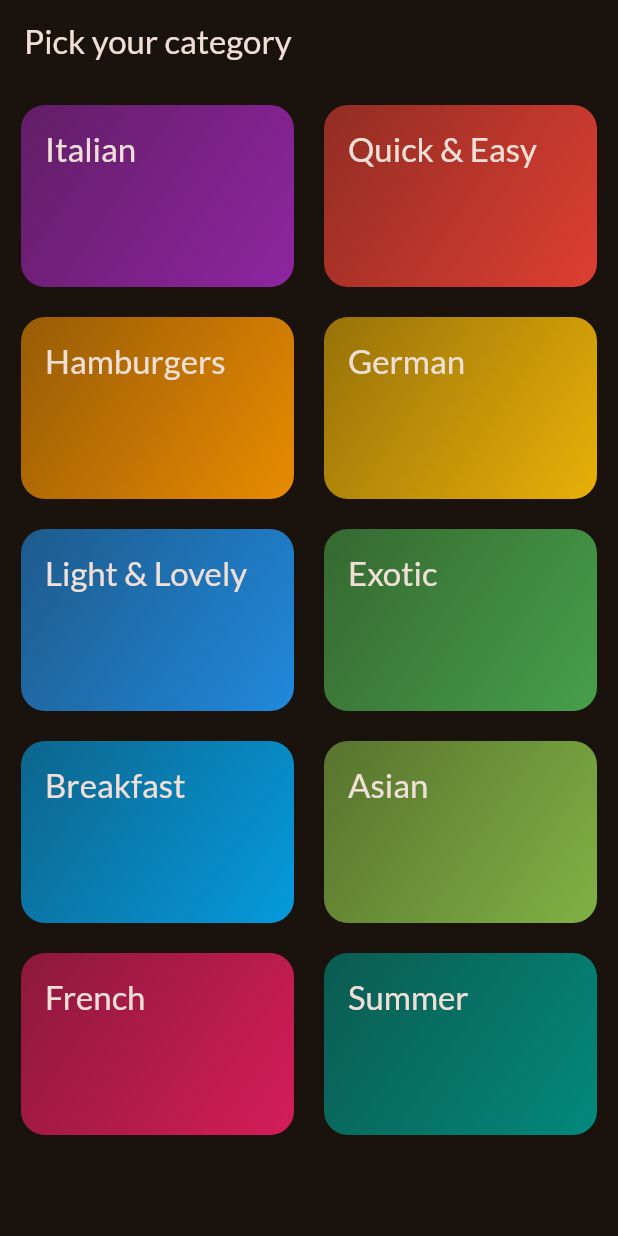
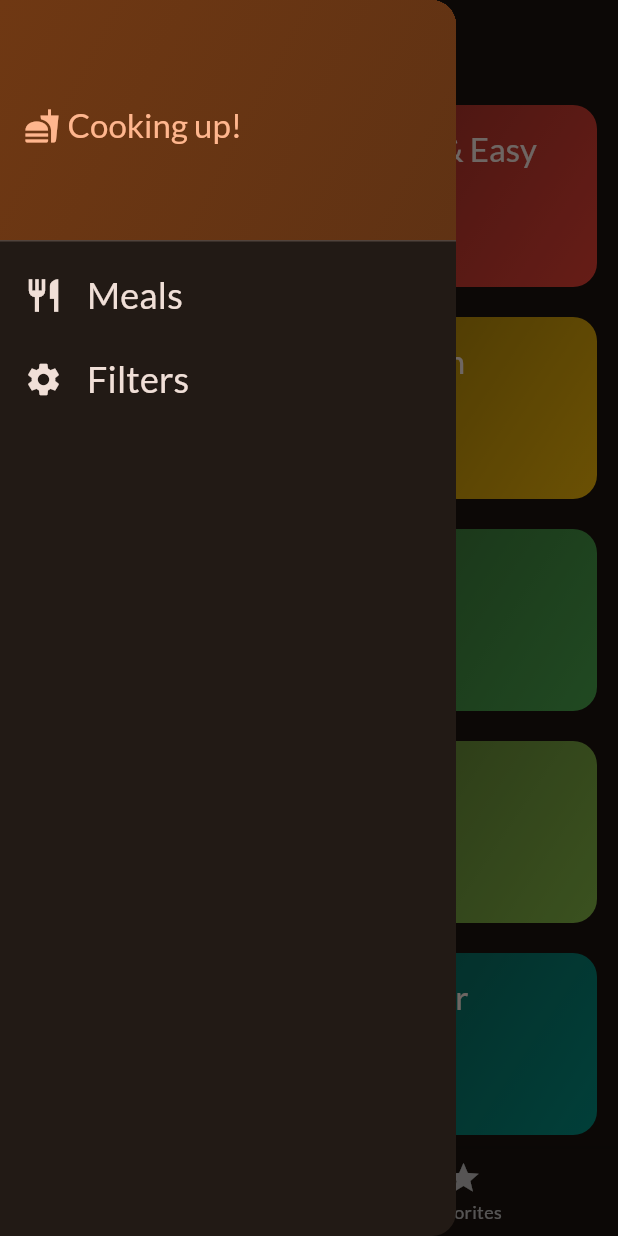
Before and after one commit to beautifulworld17/meals_app, a Flutter app: the screen it shows after launch, with the side drawer open (before the commit the screen has no drawer), on a phone screen of 412 x 824 dp. Run offline on Flutter 3.47's test engine with Material 2 defaults, Android fonts, the phone set to English and light mode, and no system bars; our stand-ins replace google_fonts, transparent_image.

Commit message:
stage 1 completed

```diff
--- a/lib/main.dart
+++ b/lib/main.dart
@@ -1,7 +1,7 @@
 import 'package:flutter/material.dart';
 
 import 'package:google_fonts/google_fonts.dart';
-import 'package:meals_app/screens/categories.dart';
+import 'package:meals_app/screens/tabs.dart';
 
 final theme = ThemeData(
   useMaterial3: true,
@@ -23,7 +23,7 @@ class App extends StatelessWidget {
   Widget build(BuildContext context) {
     return MaterialApp(
         theme: theme,
-        home: const Categories()
+        home: const TabsScreen()
     );
   }
 }
--- a/lib/screens/categories.dart
+++ b/lib/screens/categories.dart
@@ -1,27 +1,32 @@
 import 'package:flutter/material.dart';
 import 'package:meals_app/data/dummy_data.dart';
 import 'package:meals_app/models/category.dart';
+import 'package:meals_app/models/meal.dart';
 import 'package:meals_app/screens/meals.dart';
 
 import 'package:meals_app/widgets/category_grid_item.dart';
 
-class Categories extends StatelessWidget {
-  const Categories({Key? key}) : super(key: key);
+class CategoriesScreen extends StatelessWidget {
+  const CategoriesScreen({Key? key, required this.onToggleFavorite, required this.availableMeal}) : super(key: key);
+
+  final void Function(Meal meal) onToggleFavorite;
+  final List<Meal> availableMeal;
 
   void _selectCategory(BuildContext context, Category category) {
-    final filteredCategory = dummyMeals
+    final filteredCategory = availableMeal
         .where((meal) => meal.categories.contains(category.id))
         .toList();
     Navigator.of(context).push(MaterialPageRoute(
-        builder: (ctx) =>
-            MealsScreen(title: category.title, meals: filteredCategory)));
+        builder: (ctx) => MealsScreen(
+              title: category.title,
+              meals: filteredCategory,
+              onToggleFavorite: onToggleFavorite,
+            )));
   }
 
   @override
   Widget build(BuildContext context) {
-    return Scaffold(
-      appBar: AppBar(title: const Text("Pick your category")),
-      body: GridView(
+    return GridView(
       padding: const EdgeInsets.all(14),
       gridDelegate: const SliverGridDelegateWithFixedCrossAxisCount(
           crossAxisCount: 2,
@@ -37,7 +42,6 @@ class Categories extends StatelessWidget {
             },
           )
       ],
-      ),
     );
   }
 }
--- /dev/null
+++ b/lib/screens/tabs.dart
@@ -0,0 +1,113 @@
+import 'package:flutter/material.dart';
+import 'package:meals_app/data/dummy_data.dart';
+import 'package:meals_app/models/meal.dart';
+import 'package:meals_app/screens/categories.dart';
+import 'package:meals_app/screens/filters.dart';
+import 'package:meals_app/screens/meals.dart';
+import 'package:meals_app/widgets/main_drawer.dart';
+
+const kInitialFilters = {
+  Filter.glutenFree: false,
+  Filter.lactoseFree: false,
+  Filter.vegan: false,
+  Filter.vegetarian: false
+};
+
+class TabsScreen extends StatefulWidget {
+  const TabsScreen({Key? key}) : super(key: key);
+
+  @override
+  State<TabsScreen> createState() => _TabsScreenState();
+}
+
+class _TabsScreenState extends State<TabsScreen> {
+  int _selectedPageIndex = 0;
+  final List<Meal> _favoriteMeals = [];
+  Map<Filter, bool> selectedFilters = kInitialFilters;
+
+  void showMessage(String message) {
+    ScaffoldMessenger.of(context).clearSnackBars();
+    ScaffoldMessenger.of(context)
+        .showSnackBar(SnackBar(content: Text(message)));
+  }
+
+  void toggleFavorite(Meal meal) {
+    setState(() {
+      if (_favoriteMeals.contains(meal)) {
+        _favoriteMeals.remove(meal);
+        showMessage("removed from the favorites");
+      } else {
+        _favoriteMeals.add(meal);
+        showMessage("Marked as a favorite");
+      }
+    });
+  }
+
+  void _selectPage(int index) {
+    setState(() {
+      _selectedPageIndex = index;
+    });
+  }
+
+  void _setScreen(String identifier) async {
+    Navigator.of(context).pop();
+    if (identifier == "filter") {
+      final result = await Navigator.of(context)
+          .push<Map<Filter, bool>>(MaterialPageRoute(builder: (ctx) {
+        return FiltersScreen(currentFilters: selectedFilters,);
+      }));
+      setState(() {
+        selectedFilters = result ?? kInitialFilters;
+      });
+    }
+  }
+
+  @override
+  Widget build(BuildContext context) {
+    final availableMeals = dummyMeals.where((meal) {
+      if (selectedFilters[Filter.glutenFree]! && !meal.isGlutenFree) {
+        return false;
+      }
+      if (selectedFilters[Filter.vegetarian]! && !meal.isVegetarian) {
+        return false;
+      }
+      if (selectedFilters[Filter.lactoseFree]! && !meal.isLactoseFree) {
+        return false;
+      }
+      if (selectedFilters[Filter.vegan]! && !meal.isVegan) {
+        return false;
+      }
+      return true;
+    });
+    Widget activePage = CategoriesScreen(
+      onToggleFavorite: toggleFavorite, availableMeal: availableMeals.toList(),
+    );
+    var activePageTitle = 'Categories';
+
+    if (_selectedPageIndex == 1) {
+      activePage = MealsScreen(
+        meals: _favoriteMeals,
+        onToggleFavorite: toggleFavorite,
+      );
+      activePageTitle = 'Your Favorites';
+    }
+    return Scaffold(
+      appBar: AppBar(
+        title: Text(activePageTitle),
+      ),
+      drawer: MainDrawer(
+        setScreen: _setScreen,
+      ),
+      body: activePage,
+      bottomNavigationBar: BottomNavigationBar(
+        onTap: _selectPage,
+        currentIndex: _selectedPageIndex,
+        items: const [
+          BottomNavigationBarItem(
+              icon: Icon(Icons.set_meal), label: 'Categories'),
+          BottomNavigationBarItem(icon: Icon(Icons.star), label: 'Favorites')
+        ],
+      ),
+    );
+  }
+}
--- /dev/null
+++ b/lib/widgets/main_drawer.dart
@@ -0,0 +1,75 @@
+import 'package:flutter/material.dart';
+
+class MainDrawer extends StatelessWidget {
+  const MainDrawer({Key? key, required this.setScreen}) : super(key: key);
+
+  final Function(String identifier) setScreen;
+
+  @override
+  Widget build(BuildContext context) {
+    return Drawer(
+      child: ListView(
+        padding: EdgeInsets.zero,
+        children: [
+          DrawerHeader(
+            decoration: BoxDecoration(
+                gradient: LinearGradient(
+              colors: [
+                Theme.of(context).colorScheme.primaryContainer,
+                Theme.of(context).colorScheme.primaryContainer.withOpacity(0.8),
+              ],
+              begin: Alignment.topLeft,
+              end: Alignment.bottomRight,
+            )),
+            child: Row(
+              children: [
+                Icon(
+                  Icons.fastfood,
+                  color: Theme.of(context).colorScheme.primary,
+                ),
+                const SizedBox(
+                  width: 5,
+                ),
+                Text('Cooking up!',
+                    style: Theme.of(context)
+                        .textTheme
+                        .titleLarge!
+                        .copyWith(color: Theme.of(context).colorScheme.primary))
+              ],
+            ),
+          ),
+          ListTile(
+            leading: Icon(
+              Icons.restaurant,
+              color: Theme.of(context).colorScheme.onBackground,
+              size: 26,
+            ),
+            title: Text('Meals',
+                style: Theme.of(context)
+                    .textTheme
+                    .titleSmall!
+                    .copyWith(color: Theme.of(context).colorScheme.onBackground, fontSize: 24)),
+            onTap: () {
+              setScreen("Meals");
+            },
+          ),
+          ListTile(
+            leading: Icon(
+              Icons.settings,
+              color: Theme.of(context).colorScheme.onBackground,
+              size: 26,
+            ),
+            title: Text('Filters',
+                style: Theme.of(context)
+                    .textTheme
+                    .titleSmall!
+                    .copyWith(color: Theme.of(context).colorScheme.onBackground, fontSize: 24)),
+            onTap: () {
+              setScreen("filter");
+            },
+          ),
+        ],
+      ),
+    );
+  }
+}
```
Also changed, not shown: lib/screens/filters.dart (added, +138 -0 lines), lib/screens/meal_details.dart (added, +67 -0 lines), lib/screens/meals.dart (+26 -4 lines), lib/widgets/meal_item.dart (+10 -3 lines). Lines whose indentation alone changed are shown as unchanged.
